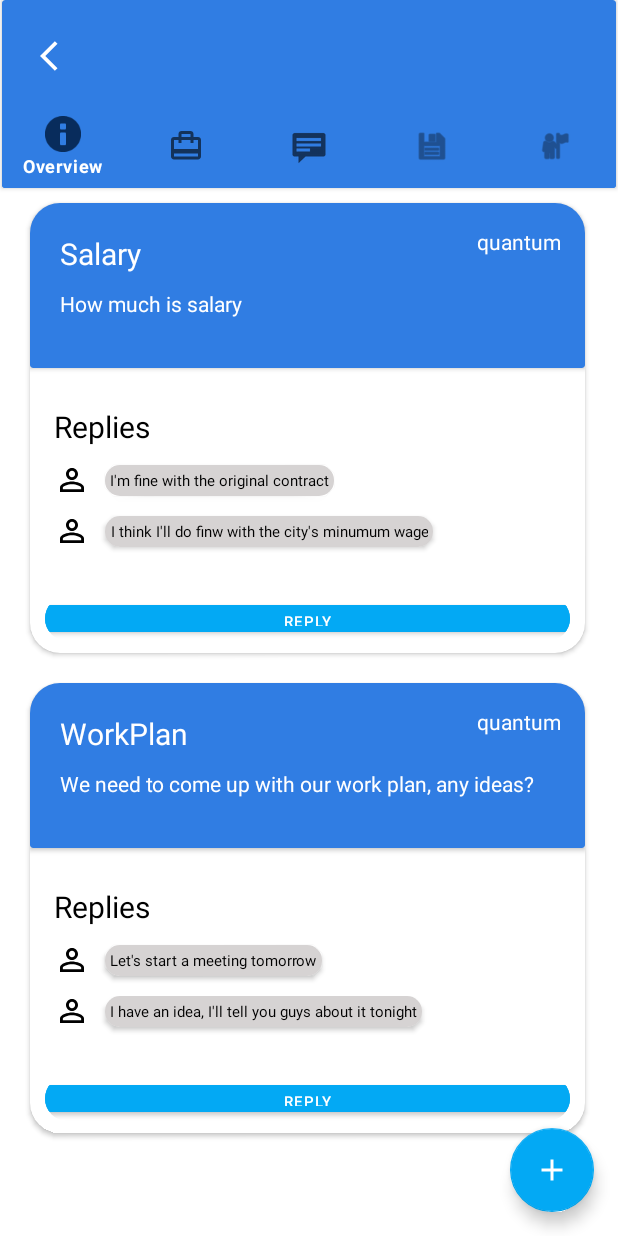
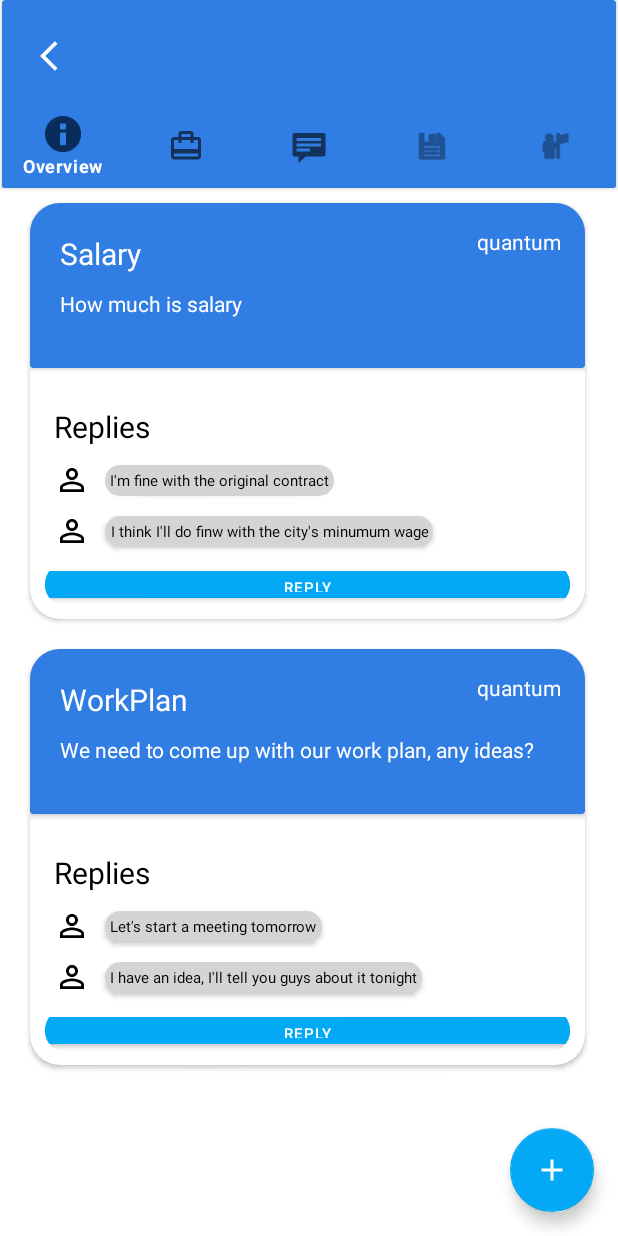
Before and after one commit to dhammikod/Level-Up, an Android app: the fragment ProjectDiscussion placed in its activity, on a phone screen of 412 x 824 dp. Run offline under Robolectric (Android 15) with nearby library versions, the phone set to English and light mode, and no system bars; Roboto replaces fonts that are not available here; 3 statements that could not run were skipped.

Commit message:
ubah display

```diff
--- a/LevelUp/app/src/main/java/adaptor/RecyclerViewProjectDsicussionsAdapter.kt
+++ b/LevelUp/app/src/main/java/adaptor/RecyclerViewProjectDsicussionsAdapter.kt
@@ -33,6 +33,7 @@ class RecyclerViewProjectDsicussionsAdapter (private val dataSet: ArrayList<disc
             val replybutton:Button
             val img1: ImageView
             val img2: ImageView
+            val replytext: TextView
 
             init {
                 // Define click listener for the ViewHolder's View.
@@ -44,6 +45,7 @@ class RecyclerViewProjectDsicussionsAdapter (private val dataSet: ArrayList<disc
                 replybutton =  view.findViewById(R.id.replydiscussionbutton)
                 img1 = view.findViewById(R.id.imageView10)
                 img2 = view.findViewById(R.id.imageView11)
+                replytext = view.findViewById(R.id.textView15)
             }
         }
 
@@ -77,6 +79,7 @@ class RecyclerViewProjectDsicussionsAdapter (private val dataSet: ArrayList<disc
                 viewHolder.img2.isVisible = false
             }
              else if(dataSet[position].replies.size<1) {
+                 viewHolder.replytext.isVisible=false
                 viewHolder.reply2.isVisible = false
                 viewHolder.reply1.isVisible = false
                 viewHolder.img1.isVisible = false
--- a/LevelUp/app/src/main/res/layout/cardview_discussions.xml
+++ b/LevelUp/app/src/main/res/layout/cardview_discussions.xml
@@ -7,7 +7,7 @@
 
     <androidx.cardview.widget.CardView
         android:layout_width="370dp"
-        android:layout_height="300dp"
+        android:layout_height="wrap_content"
         android:layout_marginStart="20dp"
         android:layout_marginTop="10dp"
         android:layout_marginEnd="20dp"
@@ -176,6 +176,7 @@
                 android:layout_width="350dp"
                 android:layout_height="wrap_content"
                 android:layout_marginStart="16dp"
+                android:layout_marginTop="10dp"
                 android:layout_marginEnd="16dp"
                 android:layout_marginBottom="8dp"
                 android:backgroundTint="#FFFFFF"
@@ -183,7 +184,8 @@
                 app:cardElevation="0dp"
                 app:layout_constraintBottom_toBottomOf="parent"
                 app:layout_constraintEnd_toEndOf="parent"
-                app:layout_constraintStart_toStartOf="parent">
+                app:layout_constraintStart_toStartOf="parent"
+                app:layout_constraintTop_toBottomOf="@+id/replycv2">
 
 
                 <androidx.constraintlayout.widget.ConstraintLayout
```
Also changed, not shown: LevelUp/app/src/main/java/com/a706012110039/levelup/SplashFragment.kt (+25 -25 lines).
